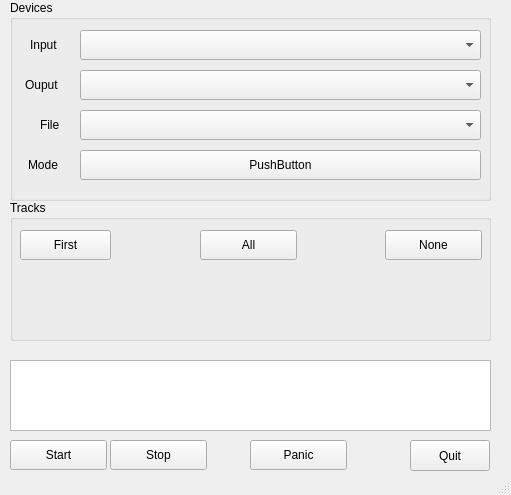
Above: chopin-lab/form.ui from obook/I-like-Chopin before the change. Below: the same form after it.
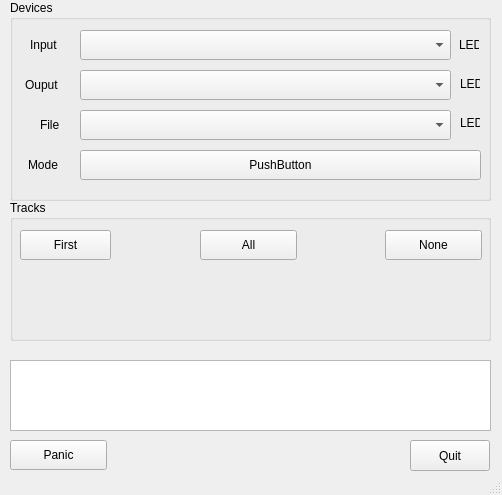
That is the form after the change.

```diff
--- a/chopin-lab/form.ui
+++ b/chopin-lab/form.ui
@@ -6,7 +6,7 @@
    <rect>
     <x>0</x>
     <y>0</y>
-    <width>511</width>
+    <width>502</width>
     <height>495</height>
    </rect>
   </property>
@@ -80,7 +80,7 @@
       <rect>
        <x>70</x>
        <y>30</y>
-       <width>401</width>
+       <width>371</width>
        <height>30</height>
       </rect>
      </property>
@@ -90,7 +90,7 @@
       <rect>
        <x>70</x>
        <y>70</y>
-       <width>401</width>
+       <width>371</width>
        <height>30</height>
       </rect>
      </property>
@@ -139,11 +139,50 @@
       <rect>
        <x>70</x>
        <y>110</y>
-       <width>401</width>
+       <width>371</width>
        <height>30</height>
       </rect>
      </property>
     </widget>
+    <widget class="QLabel" name="labelStatusInput">
+     <property name="geometry">
+      <rect>
+       <x>449</x>
+       <y>35</y>
+       <width>20</width>
+       <height>20</height>
+      </rect>
+     </property>
+     <property name="text">
+      <string>LED</string>
+     </property>
+    </widget>
+    <widget class="QLabel" name="labelStatusOuput">
+     <property name="geometry">
+      <rect>
+       <x>450</x>
+       <y>74</y>
+       <width>20</width>
+       <height>20</height>
+      </rect>
+     </property>
+     <property name="text">
+      <string>LED</string>
+     </property>
+    </widget>
+    <widget class="QLabel" name="labelStatusMidifile">
+     <property name="geometry">
+      <rect>
+       <x>450</x>
+       <y>113</y>
+       <width>20</width>
+       <height>20</height>
+      </rect>
+     </property>
+     <property name="text">
+      <string>LED</string>
+     </property>
+    </widget>
    </widget>
    <widget class="QGroupBox" name="groupBox_2">
     <property name="geometry">
@@ -211,7 +250,7 @@
    <widget class="QPushButton" name="pushButton_Panic">
     <property name="geometry">
      <rect>
-      <x>250</x>
+      <x>10</x>
       <y>440</y>
       <width>97</width>
       <height>30</height>
@@ -221,32 +260,6 @@
      <string>Panic</string>
     </property>
    </widget>
-   <widget class="QPushButton" name="pushButton_Stop">
-    <property name="geometry">
-     <rect>
-      <x>110</x>
-      <y>440</y>
-      <width>97</width>
-      <height>30</height>
-     </rect>
-    </property>
-    <property name="text">
-     <string>Stop</string>
-    </property>
-   </widget>
-   <widget class="QPushButton" name="pushButton_Start">
-    <property name="geometry">
-     <rect>
-      <x>10</x>
-      <y>440</y>
-      <width>97</width>
-      <height>30</height>
-     </rect>
-    </property>
-    <property name="text">
-     <string>Start</string>
-    </property>
-   </widget>
   </widget>
   <widget class="QStatusBar" name="statusbar"/>
  </widget>
```
